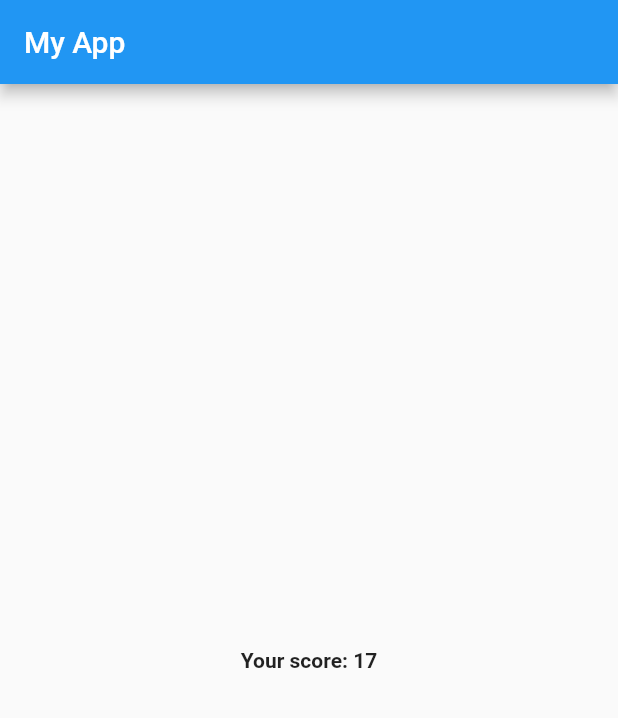
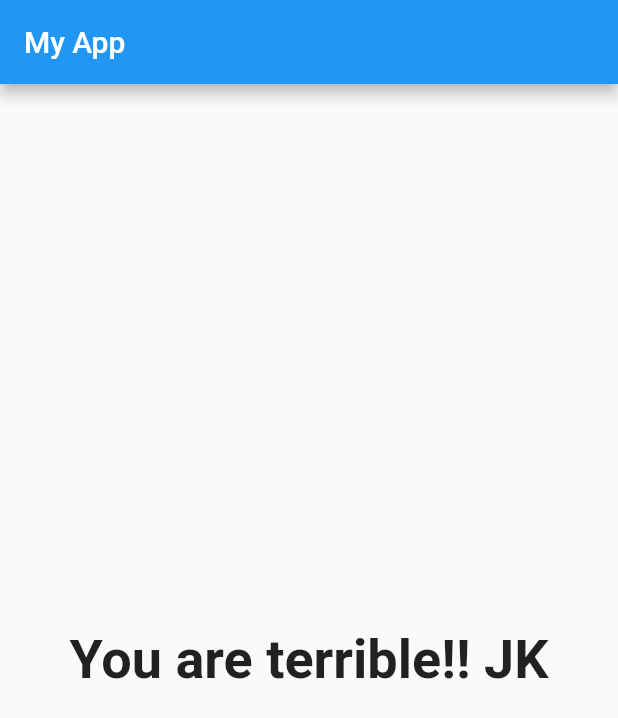
Before and after one commit to vaibhawj/quiz_app, a Flutter app: the screen it shows after launch, after a tap on "Black", after a tap on "Rabbit", after a tap on "Go", on a phone screen of 412 x 824 dp. Shown: the top 718 px of the screen. Run offline on Flutter 3.47's test engine with Material 2 defaults, Android fonts, the phone set to English and light mode, and no system bars.

Commit message:
Show personality based on score

```diff
--- a/lib/result.dart
+++ b/lib/result.dart
@@ -5,12 +5,27 @@ class Result extends StatelessWidget {
 
   Result(this._totalScore);
 
+  String get resultPhrase {
+    String resultText;
+    if (_totalScore < 8) {
+      resultText = 'You are awesome';
+    } else if (_totalScore <= 12) {
+      resultText = 'You are pretty likeable';
+    } else if (_totalScore <= 16) {
+      resultText = 'You are strange!';
+    } else {
+      resultText = 'You are terrible!! JK';
+    }
+    return resultText;
+  }
+
   @override
   Widget build(BuildContext context) {
     return Center(
         child: Text(
-      'Your score: $_totalScore',
-      style: TextStyle(fontWeight: FontWeight.bold),
+      resultPhrase,
+      style: TextStyle(fontSize: 36, fontWeight: FontWeight.bold),
+      textAlign: TextAlign.center,
     ));
   }
 }
```
